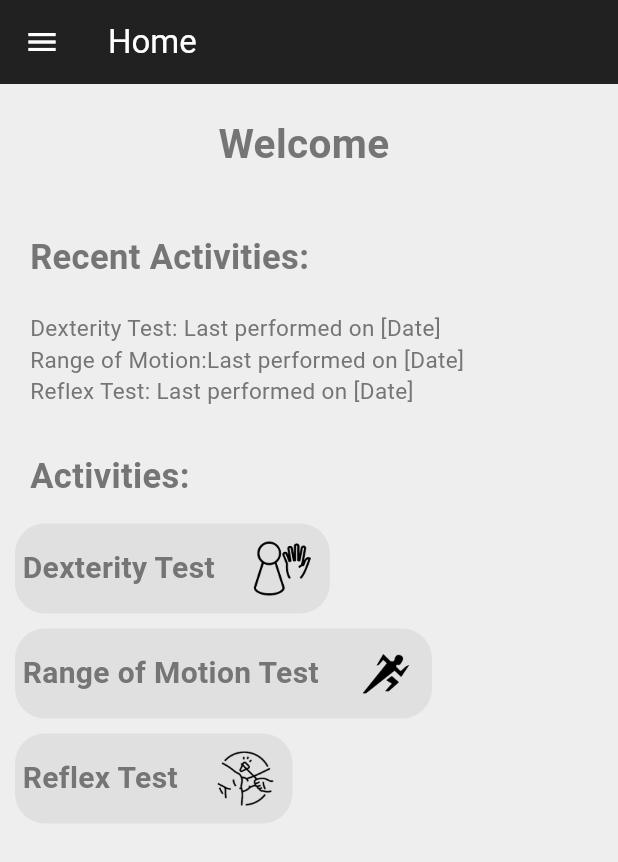
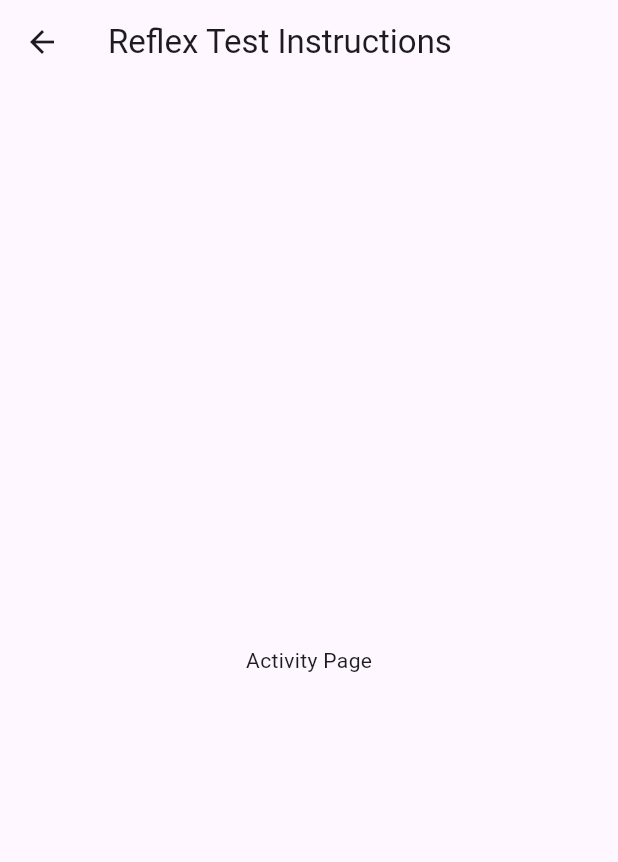
Before and after one commit to FIU-MOSAIC/wearableGestureRecognitionSystem, a Flutter app: the screen it shows once a user with an empty profile is signed in, after a tap on "Reflex Test", on a phone screen of 412 x 824 dp. Shown: the top 862 px of the screen. Run offline on Flutter 3.47's test engine with Material 3 defaults, Android fonts, the phone set to English and light mode, and no system bars; our stand-ins replace cloud_firestore, firebase_auth, firebase_core, google_sign_in; accounts and stored records are empty.

Commit message:
linked homepage to activity page

```diff
--- a/mobileApp/gesture_detection/lib/components/Drawer.dart
+++ b/mobileApp/gesture_detection/lib/components/Drawer.dart
@@ -39,7 +39,7 @@ class _MyDrawerState extends State<MyDrawer> {
           ),
           const MyListTile(
             icon: Icons.run_circle,
-            text: "A C T I V I T Y",
+            text: "(placeHolder)",
           ),
           const MyListTile(
             icon: Icons.contacts,
--- /dev/null
+++ b/mobileApp/gesture_detection/lib/pages/activity page.dart
@@ -0,0 +1,18 @@
+import 'package:flutter/material.dart';
+
+class ActivityPage extends StatelessWidget {
+  final String title;
+  const ActivityPage({super.key, required this.title});
+
+  @override
+  Widget build(BuildContext context) {
+    return Scaffold(
+      appBar: AppBar(
+        title: Text(title + ' Instructions'),
+      ),
+      body: Center(
+        child: Text('Activity Page'),
+      ),
+    );
+  }
+}
--- a/mobileApp/gesture_detection/lib/pages/home page.dart
+++ b/mobileApp/gesture_detection/lib/pages/home page.dart
@@ -2,6 +2,7 @@ import 'package:firebase_auth/firebase_auth.dart';
 import 'package:flutter/material.dart';
 import 'package:gesture_detection/components/ActivityTile.dart';
 import 'package:gesture_detection/components/Drawer.dart';
+import 'package:gesture_detection/pages/activity%20page.dart';
 import 'package:gesture_detection/pages/profile%20page.dart';
 import 'package:gesture_detection/services/user%20provider.dart';
 import 'package:provider/provider.dart';
@@ -113,9 +114,17 @@ class _HomePageState extends State<HomePage> {
                   ),
                 ),
                 const SizedBox(height: 15.0),
-                ActivityTile(title: 'Dexterity Test', imagePath: 'lib/images/Dexterity Test Icon.png', width: 210, onTap: () {},),
-                ActivityTile(title: 'Range of Motion Test', imagePath: 'lib/images/Range of Motion Icon.png', width: 278, onTap: () {},),
-                ActivityTile(title: 'Reflex Test', imagePath: 'lib/images/Reflex Test Icon.png', width: 185, onTap: () {},),
+                ActivityTile(title: 'Dexterity Test', imagePath: 'lib/images/Dexterity Test Icon.png', width: 210, onTap:
+                 () {
+                  Navigator.push(context, MaterialPageRoute(builder: (context)=> ActivityPage(title: 'Dexterity Test')));
+                  },),
+
+                ActivityTile(title: 'Range of Motion Test', imagePath: 'lib/images/Range of Motion Icon.png', width: 278, onTap: () {
+                  Navigator.push(context, MaterialPageRoute(builder: (context)=> ActivityPage(title: 'Range of Motion Test')));
+                  },),
+                ActivityTile(title: 'Reflex Test', imagePath: 'lib/images/Reflex Test Icon.png', width: 185, onTap: () {
+                  Navigator.push(context, MaterialPageRoute(builder: (context)=> ActivityPage(title: 'Reflex Test')));
+                  },),
               ],
             ),
     );
```
